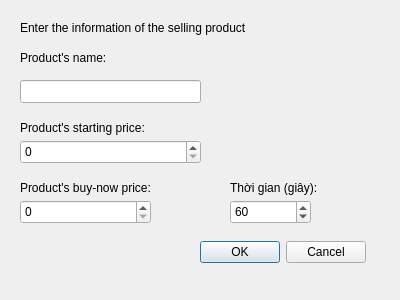
First picture: the form in AuctionClient/createroomdialog.ui, repository nhatsonle/LAN_BiddingSystem, before the edit.
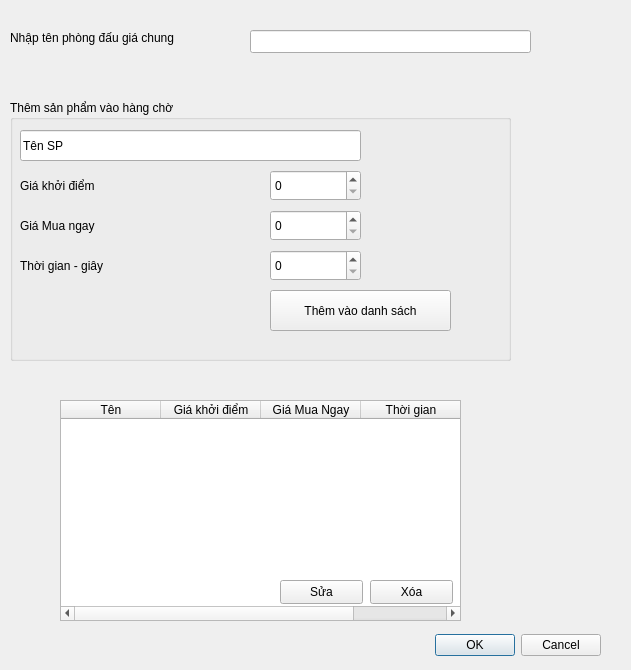
Second picture: the form after the edit.

Commit message: Refactor auction system to support multiple products in a room

What changed in the file:
```diff
--- a/AuctionClient/createroomdialog.ui
+++ b/AuctionClient/createroomdialog.ui
@@ -6,8 +6,8 @@
    <rect>
     <x>0</x>
     <y>0</y>
-    <width>400</width>
-    <height>300</height>
+    <width>631</width>
+    <height>670</height>
    </rect>
   </property>
   <property name="windowTitle">
@@ -16,128 +16,207 @@
   <widget class="QLineEdit" name="txtProductName">
    <property name="geometry">
     <rect>
-     <x>20</x>
-     <y>80</y>
-     <width>181</width>
+     <x>250</x>
+     <y>30</y>
+     <width>281</width>
      <height>23</height>
     </rect>
    </property>
   </widget>
+  <widget class="QLabel" name="label_2">
+   <property name="geometry">
+    <rect>
+     <x>10</x>
+     <y>30</y>
+     <width>241</width>
+     <height>16</height>
+    </rect>
+   </property>
+   <property name="text">
+    <string>Nhập tên phòng đấu giá chung</string>
+   </property>
+  </widget>
+  <widget class="QGroupBox" name="groupBox">
+   <property name="geometry">
+    <rect>
+     <x>10</x>
+     <y>100</y>
+     <width>501</width>
+     <height>261</height>
+    </rect>
+   </property>
+   <property name="title">
+    <string>Thêm sản phẩm vào hàng chờ</string>
+   </property>
+   <widget class="QLineEdit" name="txtName">
+    <property name="geometry">
+     <rect>
+      <x>10</x>
+      <y>30</y>
+      <width>341</width>
+      <height>31</height>
+     </rect>
+    </property>
+    <property name="text">
+     <string>Tên SP</string>
+    </property>
+   </widget>
+   <widget class="QSpinBox" name="spinStartPrice">
+    <property name="geometry">
+     <rect>
+      <x>260</x>
+      <y>70</y>
+      <width>91</width>
+      <height>31</height>
+     </rect>
+    </property>
+   </widget>
+   <widget class="QLabel" name="label_3">
+    <property name="geometry">
+     <rect>
+      <x>10</x>
+      <y>70</y>
+      <width>231</width>
+      <height>31</height>
+     </rect>
+    </property>
+    <property name="text">
+     <string>Giá khởi điểm</string>
+    </property>
+   </widget>
+   <widget class="QLabel" name="label_4">
+    <property name="geometry">
+     <rect>
+      <x>10</x>
+      <y>110</y>
+      <width>231</width>
+      <height>31</height>
+     </rect>
+    </property>
+    <property name="text">
+     <string>Giá Mua ngay</string>
+    </property>
+   </widget>
+   <widget class="QSpinBox" name="spinBuyNow">
+    <property name="geometry">
+     <rect>
+      <x>260</x>
+      <y>110</y>
+      <width>91</width>
+      <height>31</height>
+     </rect>
+    </property>
+   </widget>
+   <widget class="QSpinBox" name="spinDuration">
+    <property name="geometry">
+     <rect>
+      <x>260</x>
+      <y>150</y>
+      <width>91</width>
+      <height>31</height>
+     </rect>
+    </property>
+   </widget>
+   <widget class="QLabel" name="label_5">
+    <property name="geometry">
+     <rect>
+      <x>10</x>
+      <y>150</y>
+      <width>231</width>
+      <height>31</height>
+     </rect>
+    </property>
+    <property name="text">
+     <string>Thời gian - giây</string>
+    </property>
+   </widget>
+   <widget class="QPushButton" name="btnAddProduct">
+    <property name="geometry">
+     <rect>
+      <x>260</x>
+      <y>190</y>
+      <width>181</width>
+      <height>41</height>
+     </rect>
+    </property>
+    <property name="text">
+     <string>Thêm vào danh sách</string>
+    </property>
+   </widget>
+  </widget>
+  <widget class="QTableWidget" name="tblProducts">
+   <property name="geometry">
+    <rect>
+     <x>60</x>
+     <y>400</y>
+     <width>401</width>
+     <height>221</height>
+    </rect>
+   </property>
+   <property name="selectionBehavior">
+    <enum>QAbstractItemView::SelectionBehavior::SelectRows</enum>
+   </property>
+   <attribute name="verticalHeaderVisible">
+    <bool>false</bool>
+   </attribute>
+   <column>
+    <property name="text">
+     <string>Tên</string>
+    </property>
+   </column>
+   <column>
+    <property name="text">
+     <string>Giá khởi điểm</string>
+    </property>
+   </column>
+   <column>
+    <property name="text">
+     <string>Giá Mua Ngay</string>
+    </property>
+   </column>
+   <column>
+    <property name="text">
+     <string>Thời gian</string>
+    </property>
+   </column>
+  </widget>
   <widget class="QDialogButtonBox" name="buttonBox">
    <property name="geometry">
     <rect>
-     <x>200</x>
-     <y>240</y>
-     <width>166</width>
-     <height>24</height>
+     <x>410</x>
+     <y>630</y>
+     <width>191</width>
+     <height>31</height>
     </rect>
    </property>
    <property name="standardButtons">
     <set>QDialogButtonBox::StandardButton::Cancel|QDialogButtonBox::StandardButton::Ok</set>
    </property>
   </widget>
-  <widget class="QLabel" name="label">
+  <widget class="QPushButton" name="btnEdit">
    <property name="geometry">
     <rect>
-     <x>20</x>
-     <y>20</y>
-     <width>271</width>
-     <height>16</height>
-    </rect>
-   </property>
-   <property name="text">
-    <string>Enter the information of the selling product</string>
-   </property>
-  </widget>
-  <widget class="QLabel" name="productName">
-   <property name="geometry">
-    <rect>
-     <x>20</x>
-     <y>50</y>
-     <width>111</width>
-     <height>16</height>
-    </rect>
-   </property>
-   <property name="text">
-    <string>Product's name:</string>
-   </property>
-  </widget>
-  <widget class="QLabel" name="productStartingPrice">
-   <property name="geometry">
-    <rect>
-     <x>20</x>
-     <y>120</y>
-     <width>151</width>
-     <height>16</height>
-    </rect>
-   </property>
-   <property name="text">
-    <string>Product's starting price:</string>
-   </property>
-  </widget>
-  <widget class="QSpinBox" name="spinPrice">
-   <property name="geometry">
-    <rect>
-     <x>20</x>
-     <y>140</y>
-     <width>181</width>
+     <x>280</x>
+     <y>580</y>
+     <width>83</width>
      <height>24</height>
     </rect>
    </property>
-  </widget>
-  <widget class="QSpinBox" name="spinBuyNow">
-   <property name="geometry">
-    <rect>
-     <x>20</x>
-     <y>200</y>
-     <width>131</width>
-     <height>24</height>
-    </rect>
-   </property>
-  </widget>
-  <widget class="QLabel" name="productStartingPrice_2">
-   <property name="geometry">
-    <rect>
-     <x>20</x>
-     <y>180</y>
-     <width>151</width>
-     <height>16</height>
-    </rect>
-   </property>
    <property name="text">
-    <string>Product's buy-now price:</string>
+    <string>Sửa</string>
    </property>
   </widget>
-  <widget class="QSpinBox" name="spinDuration">
+  <widget class="QPushButton" name="btnDelete">
    <property name="geometry">
     <rect>
-     <x>230</x>
-     <y>200</y>
-     <width>81</width>
+     <x>370</x>
+     <y>580</y>
+     <width>83</width>
      <height>24</height>
     </rect>
    </property>
-   <property name="minimum">
-    <number>10</number>
-   </property>
-   <property name="maximum">
-    <number>3600</number>
-   </property>
-   <property name="value">
-    <number>60</number>
-   </property>
-  </widget>
-  <widget class="QLabel" name="productStartingPrice_3">
-   <property name="geometry">
-    <rect>
-     <x>230</x>
-     <y>180</y>
-     <width>151</width>
-     <height>16</height>
-    </rect>
-   </property>
    <property name="text">
-    <string>Thời gian (giây):</string>
+    <string>Xóa</string>
    </property>
   </widget>
  </widget>
```
Left out of the diff: 2 changed lines with no effect on the pictures. The commit also changes 9 other files.
